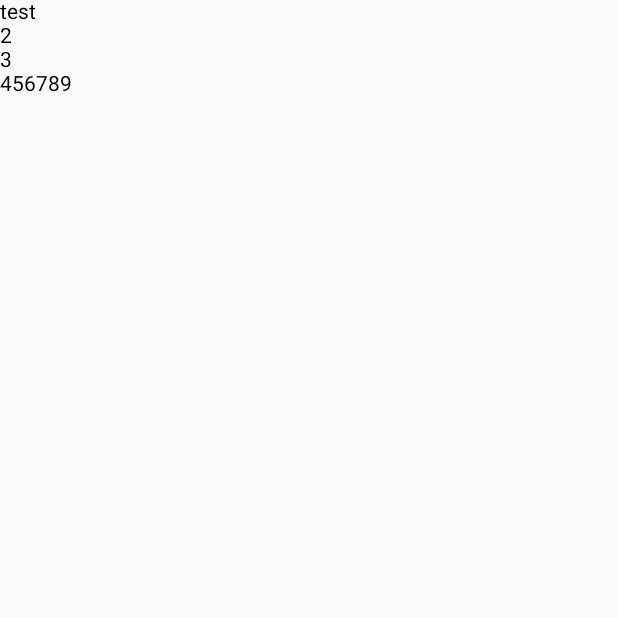
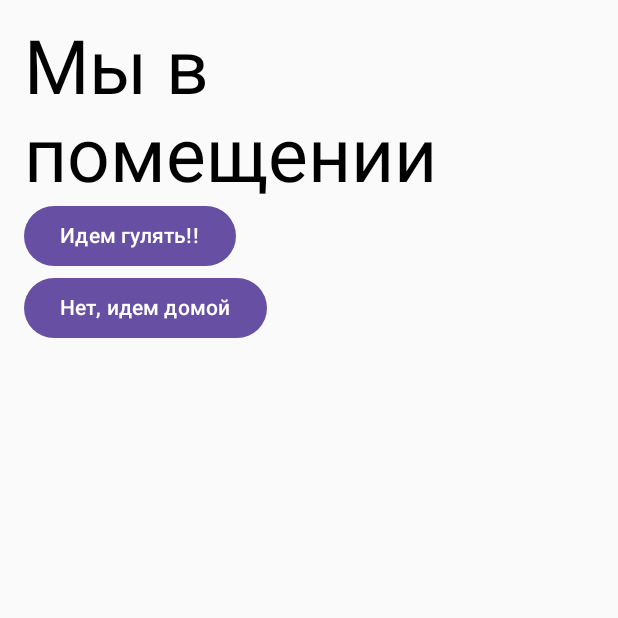
Before and after one commit to Skover3563/inventory, an Android app built with Jetpack Compose: the screen it shows after launch (MainActivity), on a phone screen of 412 x 824 dp, the top half of it. Before the commit the part shown is almost empty. Run offline under Robolectric (Android 15) with nearby library versions, the phone set to English and light mode, and no system bars.

Commit message:
Cделал экраны которы соединены между ссобою

```diff
--- a/app/build.gradle.kts
+++ b/app/build.gradle.kts
@@ -50,7 +50,7 @@ android {
 }
 
 dependencies {
-
+    implementation(libs.navigation.compose)
     implementation(libs.androidx.core.ktx)
     implementation(libs.androidx.lifecycle.runtime.ktx)
     implementation(libs.androidx.activity.compose)
--- a/app/src/main/java/com/skover/inventori/MainActivity.kt
+++ b/app/src/main/java/com/skover/inventori/MainActivity.kt
@@ -3,35 +3,109 @@ package com.skover.inventori
 import android.os.Bundle
 import androidx.activity.ComponentActivity
 import androidx.activity.compose.setContent
+import androidx.compose.foundation.background
+import androidx.compose.foundation.layout.Arrangement
 import androidx.compose.foundation.layout.Column
 import androidx.compose.foundation.layout.Row
+import androidx.compose.foundation.layout.Spacer
+import androidx.compose.foundation.layout.fillMaxSize
+import androidx.compose.foundation.layout.fillMaxWidth
+import androidx.compose.foundation.layout.height
+import androidx.compose.foundation.layout.padding
+import androidx.compose.foundation.rememberScrollState
+import androidx.compose.foundation.shape.RoundedCornerShape
+import androidx.compose.foundation.verticalScroll
+import androidx.compose.material3.Button
+import androidx.compose.material3.HorizontalDivider
 import androidx.compose.material3.Text
+import androidx.compose.runtime.Composable
+import androidx.compose.ui.Alignment
+import androidx.compose.ui.Modifier
+import androidx.compose.ui.draw.clip
+import androidx.compose.ui.graphics.Color
+import androidx.compose.ui.text.font.FontWeight
+import androidx.compose.ui.text.font.FontWeight.Companion.W500
+import androidx.compose.ui.text.style.TextDecoration
+import androidx.compose.ui.unit.dp
+import androidx.compose.ui.unit.sp
+import androidx.navigation.NavHostController
+import androidx.navigation.compose.NavHost
+import androidx.navigation.compose.composable
+import androidx.navigation.compose.rememberNavController
 
 
 class MainActivity : ComponentActivity() {
     override fun onCreate(savedInstanceState: Bundle?) {
         super.onCreate(savedInstanceState)
         setContent {
-            Column {
-                Row {
-
-                }
-                Text("test")
-                Text("2")
-                Text("3")
-
-                Row {
-                    Text("4")
-                    Text("5")
-                    Text("6")
-
-
-                    Text("7")
-                    Text("8")
-                    Text("9")
-                }
-
-            }
+            InventoryApp()
         }
     }
 }
+
+@Composable
+fun InventoryApp() {
+    val navController = rememberNavController()
+    NavHost(navController = navController, startDestination = SCREEN_HOUSE) {
+
+        composable(SCREEN_HOUSE) { ScreenHouse(navController) }
+        composable(SCREEN_WALK) { ScreenWalk(navController) }
+        composable(SCREEN_HOME) { ScreenHome(navController) }
+        composable(SCREEN_ATB) { ScreenAtb(navController) }
+    }
+}
+
+
+const val SCREEN_HOUSE = "screen_house"
+const val SCREEN_WALK = "screen_walk"
+const val SCREEN_HOME = "screen_home"
+const val SCREEN_ATB = "screen_atb"
+
+@Composable
+fun ScreenHouse(navController: NavHostController) {
+    Column(modifier = Modifier.padding(16.dp)) {
+        Text(text = "Мы в помещении", fontSize = 50.sp)
+        Button(onClick = { navController.navigate(SCREEN_WALK) }) {
+            Text(text = "Идем гулять!!")
+        }
+        Button(onClick = { navController.navigate(SCREEN_HOME) }) {
+            Text(text = "Нет, идем домой")
+        }
+    }
+}
+
+@Composable
+fun ScreenWalk(navController: NavHostController) {
+    Column(modifier = Modifier.padding(16.dp)) {
+        Text(text = "Мы пришли на Балковскую", fontSize = 50.sp)
+        Button(onClick = { navController.navigate(SCREEN_HOME) }) {
+            Text(text = "Идем дальше")
+        }
+        Button(onClick = { navController.navigate(SCREEN_HOME) }) {
+            Text(text = "Едем на маршрутке домой")
+        }
+        Button(onClick = { navController.navigate(SCREEN_ATB) }) {
+            Text(text = "Идем в АТБ!!!!")
+        }
+    }
+}
+
+@Composable
+fun ScreenHome(navController: NavHostController) {
+    Column(modifier = Modifier.padding(16.dp)) {
+        Text(text = "Ура, мы добрались домой", fontSize = 50.sp)
+        Button(onClick = { navController.popBackStack(SCREEN_HOUSE, false) }) {
+            Text(text = "Начать приключение сначала)")
+        }
+    }
+}
+
+@Composable
+fun ScreenAtb(navController: NavHostController) {
+    Column(modifier = Modifier.padding(16.dp)) {
+        Text(text = "УУ тут вкусняшки", fontSize = 50.sp)
+        Button(onClick = { navController.navigateUp() }) {
+            Text(text = "Выходим из АТБ")
+        }
+    }
+}
--- a/gradle/libs.versions.toml
+++ b/gradle/libs.versions.toml
@@ -8,8 +8,10 @@ espressoCore = "3.5.1"
 lifecycleRuntimeKtx = "2.6.1"
 activityCompose = "1.8.0"
 composeBom = "2024.04.01"
+navigationCompose = "2.7.7"
 
 [libraries]
+androidx-navigation-compose = { module = "androidx.navigation:navigation-compose", version.ref = "navigationCompose" }
 androidx-core-ktx = { group = "androidx.core", name = "core-ktx", version.ref = "coreKtx" }
 junit = { group = "junit", name = "junit", version.ref = "junit" }
 androidx-junit = { group = "androidx.test.ext", name = "junit", version.ref = "junitVersion" }
@@ -24,6 +26,7 @@ androidx-ui-tooling-preview = { group = "androidx.compose.ui", name = "ui-toolin
 androidx-ui-test-manifest = { group = "androidx.compose.ui", name = "ui-test-manifest" }
 androidx-ui-test-junit4 = { group = "androidx.compose.ui", name = "ui-test-junit4" }
 androidx-material3 = { group = "androidx.compose.material3", name = "material3" }
+navigation-compose = { module = "androidx.navigation:navigation-compose", version.ref = "navigationCompose" }
 
 [plugins]
 android-application = { id = "com.android.application", version.ref = "agp" }
```
